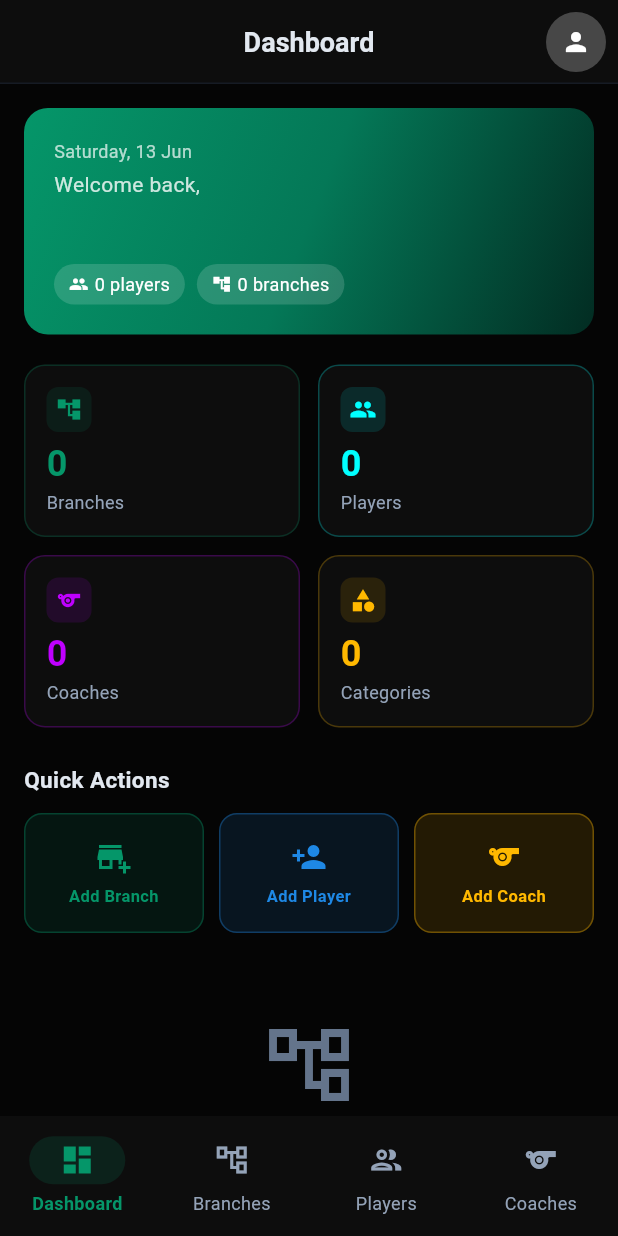
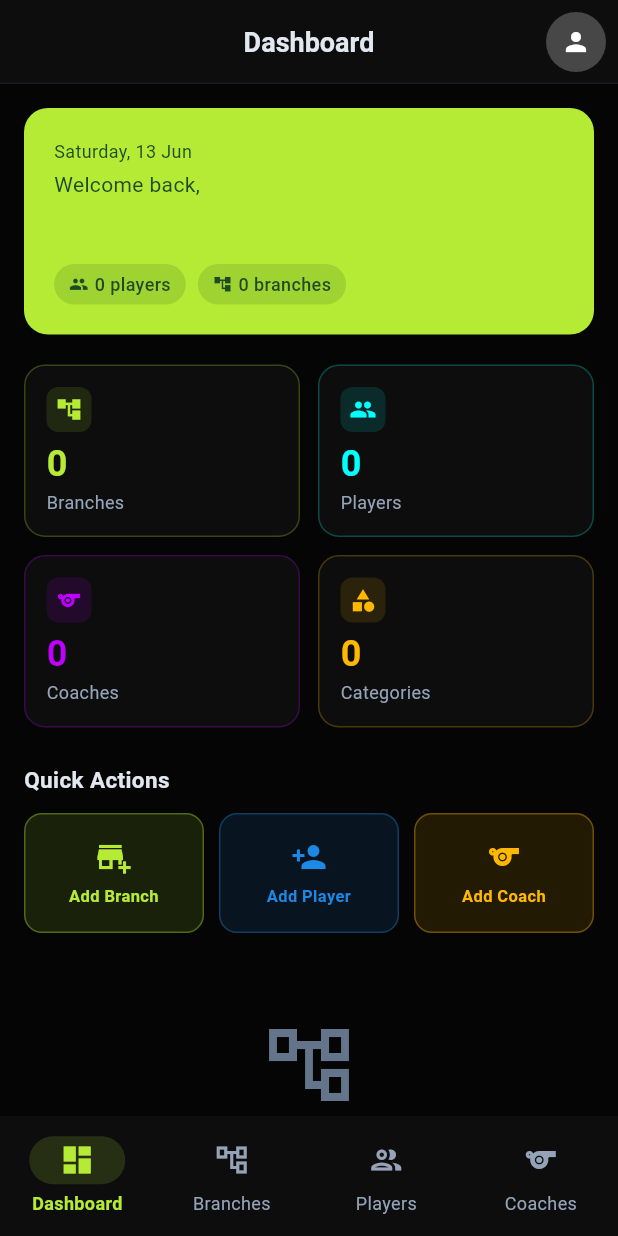
Before and after one commit to Riyaz-U/play_academy, a Flutter app: the OrgDashboard screen opened by its route, on a phone screen of 412 x 824 dp. Run offline on Flutter 3.47's test engine with Material 3 defaults, Android fonts, the light colour scheme and no system bars; our stand-ins replace cloud_firestore, cloud_functions, firebase_auth, firebase_core, firebase_messaging, fl_chart and 4 more; missing offline and left inert: mobile_scanner, razorpay_flutter; accounts and stored records are empty.

Commit message:
UI: Changed theme color

```diff
--- a/lib/core/theme/app_theme.dart
+++ b/lib/core/theme/app_theme.dart
@@ -3,15 +3,16 @@ import 'package:flutter/services.dart';
 
 class AppTheme {
   // ── Brand ─────────────────────────────────────────────
-  static const Color primaryGreen = Color(0xFF059669); // brand-400 emerald
-  static const Color darkGreen = Color(0xFF047857);    // brand-500
+  static const Color primaryGreen = Color(0xFFB6EB35); // brand-400 emerald
+  static const Color darkGreen = Color(0xFF1E4A24);
+  static const Color onPrimary = Color(0xFF1E4A24);    // brand-500
   static const Color accentAmber = Color(0xFFFFB800);
   static const Color errorRed = Color(0xFFEF4444);
-  static const Color successGreen = Color(0xFF10B981);
+  static const Color successGreen = Color.fromARGB(255, 181, 226, 211);
   static const Color warningOrange = Color(0xFFF59E0B);
 
   // ── Neon accent colours (for stat cards, badges, highlights) ──
-  static const Color neonGreen = Color(0xFF059669);   // same as brand
+  static const Color neonGreen = Color(0xFFB6EB35);   // same as brand
   static const Color neonPink = Color(0xFFFF00FF);
   static const Color neonCyan = Color(0xFF00FFFF);
   static const Color neonPurple = Color(0xFFBF00FF);
@@ -71,7 +72,7 @@ class AppTheme {
           minimumSize: const Size(double.infinity, 52),
           shape: RoundedRectangleBorder(
               borderRadius: BorderRadius.circular(12)),
-          textStyle: const TextStyle(fontSize: 16, fontWeight: FontWeight.w600),
+          textStyle: const TextStyle(color: Colors.black, fontSize: 16, fontWeight: FontWeight.w600),
         ),
       ),
       outlinedButtonTheme: OutlinedButtonThemeData(
--- a/lib/features/coach/screens/drills_screen.dart
+++ b/lib/features/coach/screens/drills_screen.dart
@@ -428,7 +428,7 @@ class _EmptyState extends StatelessWidget {
               ElevatedButton.icon(
                 onPressed: onAdd,
                 icon: const Icon(Icons.add),
-                label: const Text('Create First Drill'),
+                label: const Text('Create First Drill', style: TextStyle(fontSize: 14, color: AppTheme.onPrimary)),
                 style: ElevatedButton.styleFrom(
                     minimumSize: Size.zero,
                     padding: const EdgeInsets.symmetric(
--- a/lib/features/org_admin/screens/add_edit_branch_screen.dart
+++ b/lib/features/org_admin/screens/add_edit_branch_screen.dart
@@ -135,7 +135,7 @@ class _AddEditBranchScreenState extends State<AddEditBranchScreen> {
                           child: CircularProgressIndicator(
                               strokeWidth: 2, color: Colors.white),
                         )
-                      : Text(_isEditing ? 'Save Changes' : 'Create Branch'),
+                      : Text(_isEditing ? 'Save Changes' : 'Create Branch', style: TextStyle(fontSize: 14, color: AppTheme.onPrimary),
                 ),
               ),
             ],
--- a/lib/features/org_admin/screens/add_edit_coach_screen.dart
+++ b/lib/features/org_admin/screens/add_edit_coach_screen.dart
@@ -210,7 +210,7 @@ class _AddEditCoachScreenState extends State<AddEditCoachScreen> {
                           child: CircularProgressIndicator(
                               strokeWidth: 2, color: Colors.white),
                         )
-                      : Text(_isEditing ? 'Save Changes' : 'Create Coach'),
+                      : Text(_isEditing ? 'Save Changes' : 'Create Coach', style: TextStyle(fontSize: 14, color: AppTheme.onPrimary)),
                 ),
               ),
             ],
--- a/lib/features/org_admin/screens/branches_screen.dart
+++ b/lib/features/org_admin/screens/branches_screen.dart
@@ -22,7 +22,7 @@ class BranchesScreen extends StatelessWidget {
         icon: const Icon(Icons.add),
         label: const Text('Add Branch'),
         backgroundColor: AppTheme.primaryGreen,
-        foregroundColor: Colors.white,
+        foregroundColor: AppTheme.onPrimary,
       ),
       body: branches.isEmpty
           ? Center(
--- a/lib/features/org_admin/screens/coaches_screen.dart
+++ b/lib/features/org_admin/screens/coaches_screen.dart
@@ -20,7 +20,7 @@ class CoachesScreen extends StatelessWidget {
         icon: const Icon(Icons.sports),
         label: const Text('Add Coach'),
         backgroundColor: AppTheme.primaryGreen,
-        foregroundColor: Colors.white,
+        foregroundColor: AppTheme.onPrimary,
       ),
       body: coaches.isEmpty
           ? Center(
--- a/lib/features/org_admin/screens/org_dashboard.dart
+++ b/lib/features/org_admin/screens/org_dashboard.dart
@@ -202,7 +202,10 @@ class OrgDashboard extends StatelessWidget {
                         ElevatedButton.icon(
                           onPressed: () => context.push('/org/branches/add'),
                           icon: const Icon(Icons.add),
-                          label: const Text('Create First Branch'),
+                          label: const Padding(
+                            padding: EdgeInsets.only(right: 16, top: 10, bottom: 10),
+                            child: Text('Create First Branch', style: TextStyle(fontSize: 14, color: AppTheme.onPrimary)),
+                          ),
                           style: ElevatedButton.styleFrom(
                               minimumSize: Size.zero,
                               padding: const EdgeInsets.symmetric(
@@ -242,15 +245,7 @@ class _WelcomeBanner extends StatelessWidget {
       width: double.infinity,
       padding: const EdgeInsets.all(20),
       decoration: BoxDecoration(
-        gradient: const LinearGradient(
-          colors: [
-            AppTheme.primaryGreen,
-            AppTheme.darkGreen,
-            Color(0xFF022C22),
-          ],
-          begin: Alignment.topLeft,
-          end: Alignment.bottomRight,
-        ),
+        color: AppTheme.primaryGreen,
         borderRadius: BorderRadius.circular(16),
       ),
       child: Column(
@@ -258,15 +253,15 @@ class _WelcomeBanner extends StatelessWidget {
         children: [
           Text(today,
               style: TextStyle(
-                  color: Colors.white.withValues(alpha: 0.7), fontSize: 12)),
+                  color: AppTheme.onPrimary, fontSize: 12)),
           const SizedBox(height: 4),
           Text('Welcome back,',
               style: TextStyle(
-                  color: Colors.white.withValues(alpha: 0.8), fontSize: 14)),
+                  color: AppTheme.onPrimary, fontSize: 14)),
           Text(
             name,
             style: const TextStyle(
-                color: Colors.white,
+                color: AppTheme.onPrimary,
                 fontSize: 22,
                 fontWeight: FontWeight.bold),
           ),
@@ -298,16 +293,16 @@ class _BannerPill extends StatelessWidget {
     return Container(
       padding: const EdgeInsets.symmetric(horizontal: 10, vertical: 5),
       decoration: BoxDecoration(
-        color: Colors.white.withValues(alpha: 0.15),
+        color: AppTheme.onPrimary.withValues(alpha: 0.15),
         borderRadius: BorderRadius.circular(20),
       ),
       child: Row(
         mainAxisSize: MainAxisSize.min,
         children: [
-          Icon(icon, size: 13, color: Colors.white),
+          Icon(icon, size: 13, color: AppTheme.onPrimary),
           const SizedBox(width: 4),
           Text(label,
-              style: const TextStyle(color: Colors.white, fontSize: 12)),
+              style: const TextStyle(color: AppTheme.onPrimary, fontSize: 12, fontWeight: FontWeight.w500)),
         ],
       ),
     );
--- a/lib/features/org_admin/screens/players_screen.dart
+++ b/lib/features/org_admin/screens/players_screen.dart
@@ -39,7 +39,7 @@ class _OrgPlayersScreenState extends State<OrgPlayersScreen> {
         icon: const Icon(Icons.person_add),
         label: const Text('Add Player'),
         backgroundColor: AppTheme.primaryGreen,
-        foregroundColor: Colors.white,
+        foregroundColor: AppTheme.onPrimary,
       ),
       body: Column(
         children: [
```
Also changed, not shown: lib/features/auth/screens/register_org_screen.dart (+4 -12 lines).
